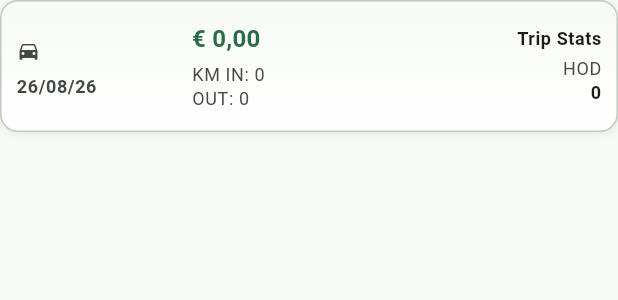
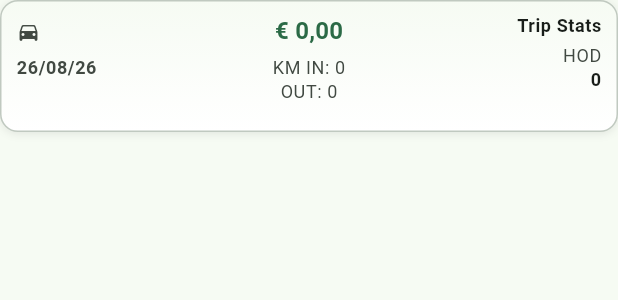
Before and after one commit to cleidson-machado/ride-driver-clean, a Flutter app: the _RecentRideDataTableCard widget shown alone on an empty page, opened directly with empty values, on a phone screen of 412 x 824 dp. Shown: the top 300 px of the screen. Run offline on Flutter 3.47's test engine with Material 3 defaults, Android fonts, the phone set to English and light mode, and no system bars; our stand-ins replace get_it, sqflite; accounts and stored records are empty.

Commit message:
refactor(tour_in_progress): adjust layout alignment in RecentRideDataTableCard for improved readability

```diff
--- a/lib/features/tour_in_progress/tour_in_progress_view.dart
+++ b/lib/features/tour_in_progress/tour_in_progress_view.dart
@@ -615,13 +615,14 @@ class _RecentRideDataTableCard extends StatelessWidget {
         ],
       ),
       child: Row(
+        crossAxisAlignment: CrossAxisAlignment.start,
         children: <Widget>[
           // Esquerda: ícone + número curto do passeio, data abaixo.
           Expanded(
             flex: 3,
             child: Column(
               mainAxisSize: MainAxisSize.min,
-              mainAxisAlignment: MainAxisAlignment.center,
+              mainAxisAlignment: MainAxisAlignment.start,
               crossAxisAlignment: CrossAxisAlignment.start,
               children: <Widget>[
                 Row(
@@ -658,13 +659,13 @@ class _RecentRideDataTableCard extends StatelessWidget {
               ],
             ),
           ),
-          // Centro: valor em euros e KM IN/OUT.
+          // Centro: valor em euros e KM IN/OUT, centralizados no bloco.
           Expanded(
             flex: 4,
             child: Column(
               mainAxisSize: MainAxisSize.min,
-              mainAxisAlignment: MainAxisAlignment.center,
-              crossAxisAlignment: CrossAxisAlignment.start,
+              mainAxisAlignment: MainAxisAlignment.start,
+              crossAxisAlignment: CrossAxisAlignment.center,
               children: <Widget>[
                 Text(
                   RideFormatters.formatCurrency(item.cashSpent),
@@ -700,7 +701,7 @@ class _RecentRideDataTableCard extends StatelessWidget {
             flex: 3,
             child: Column(
               mainAxisSize: MainAxisSize.min,
-              mainAxisAlignment: MainAxisAlignment.center,
+              mainAxisAlignment: MainAxisAlignment.start,
               crossAxisAlignment: CrossAxisAlignment.end,
               children: <Widget>[
                 Text(
```
